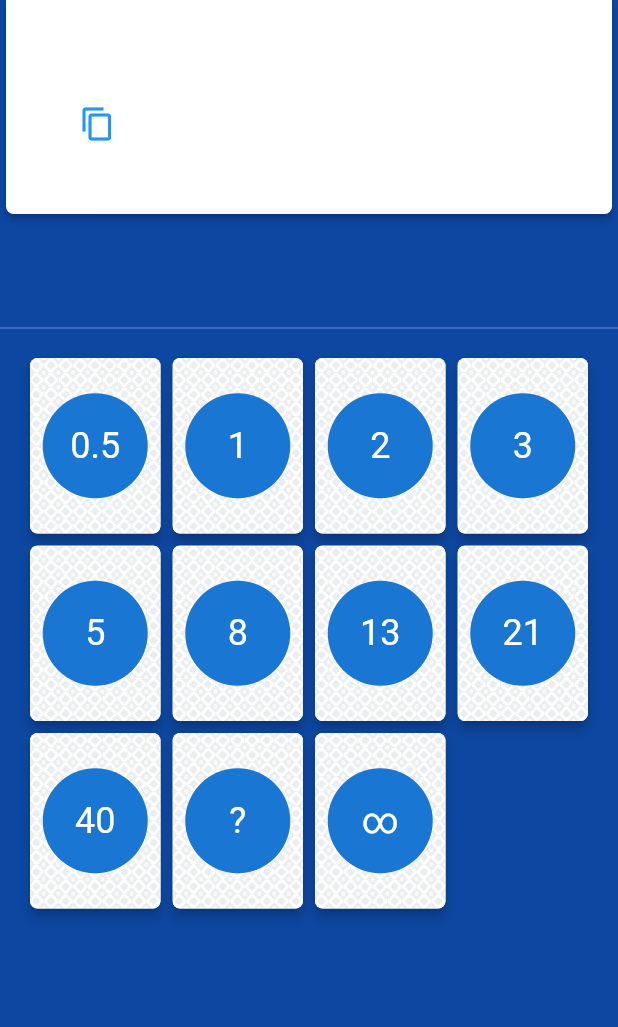
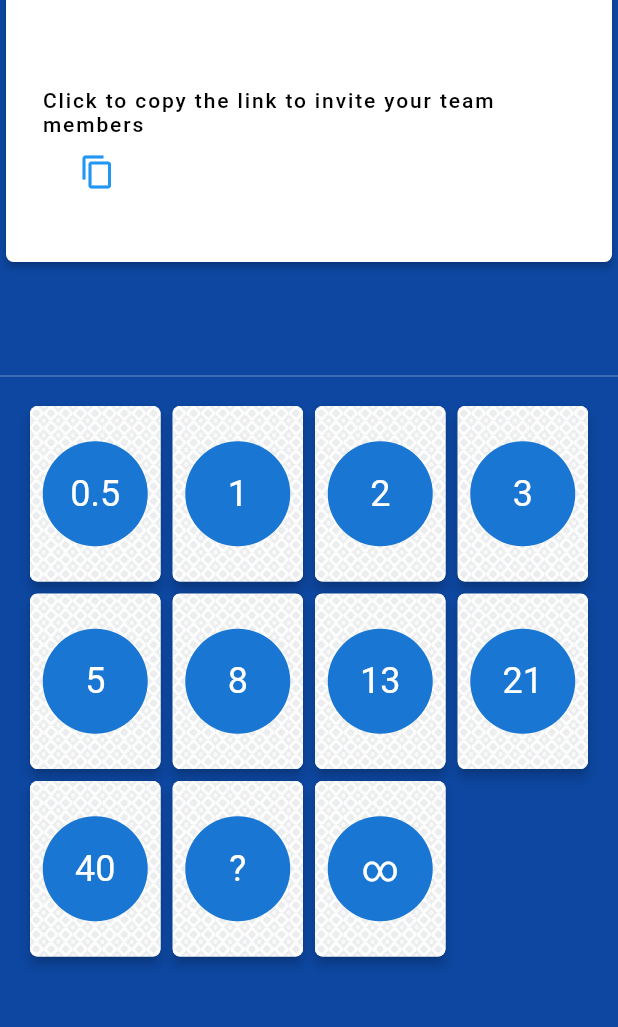
Before and after one commit to veeraj321/Git, a Flutter app: the screen it shows after launch, after a tap on "START", on a phone screen of 412 x 824 dp, the part 98-1125 px from its top. Run offline on Flutter 3.47's test engine with Material 2 defaults, Android fonts, the phone set to English and light mode, and no system bars; our stand-ins replace google_fonts, hexcolor, url_strategy; missing offline and left inert: dart:html, firebase; accounts and stored records are empty.

Commit message:
changed the help text to be more explicit

```diff
--- a/lib/pages/scrum_session/page_widgets/display_story_panel.dart
+++ b/lib/pages/scrum_session/page_widgets/display_story_panel.dart
@@ -6,6 +6,7 @@ import 'package:scrum_poker/model/story_model.dart';
 import 'package:scrum_poker/rest/firebase_db.dart';
 import 'package:scrum_poker/widgets/ui/typograpy_widgets.dart';
 import 'package:scrum_poker/widgets/ui/extensions/widget_extensions.dart';
+import 'package:scrum_poker/widgets/ui/extensions/text_extensions.dart';
 
 Widget buildDisplayStoryPanel(
     BuildContext context,
@@ -26,9 +27,13 @@ Widget buildDisplayStoryPanel(
               crossAxisAlignment: CrossAxisAlignment.start,
               children: [
                 heading4(context: context, text: session?.name ?? ''),
+                body2(
+                    context: context,
+                    text: "Click to copy the link to invite your team members"),
                 TextButton(
                   child: Wrap(runSpacing: 10, spacing: 10.0, children: [
-                    body2(context: context, text: getJoinUrl(session)),
+                    body1(context: context, text: getJoinUrl(session))
+                        .color(Colors.blue),
                     Icon(Icons.copy_outlined)
                   ]),
                   onPressed: () {
@@ -109,7 +114,7 @@ String getJoinUrl(ScrumSession? session) {
   if (session == null) {
     return '';
   } else {
-    return "${Uri.base.scheme}://${Uri.base.host}${Uri.base.port != 80 ? ':${Uri.base.port}' : ''}/#/join/${session.name}";
+    return "${Uri.base.scheme}://${Uri.base.host}${Uri.base.port != 80 && Uri.base.port != 443 ? ':${Uri.base.port}' : ''}/#/join/${session.name}";
   }
 }
 
```
